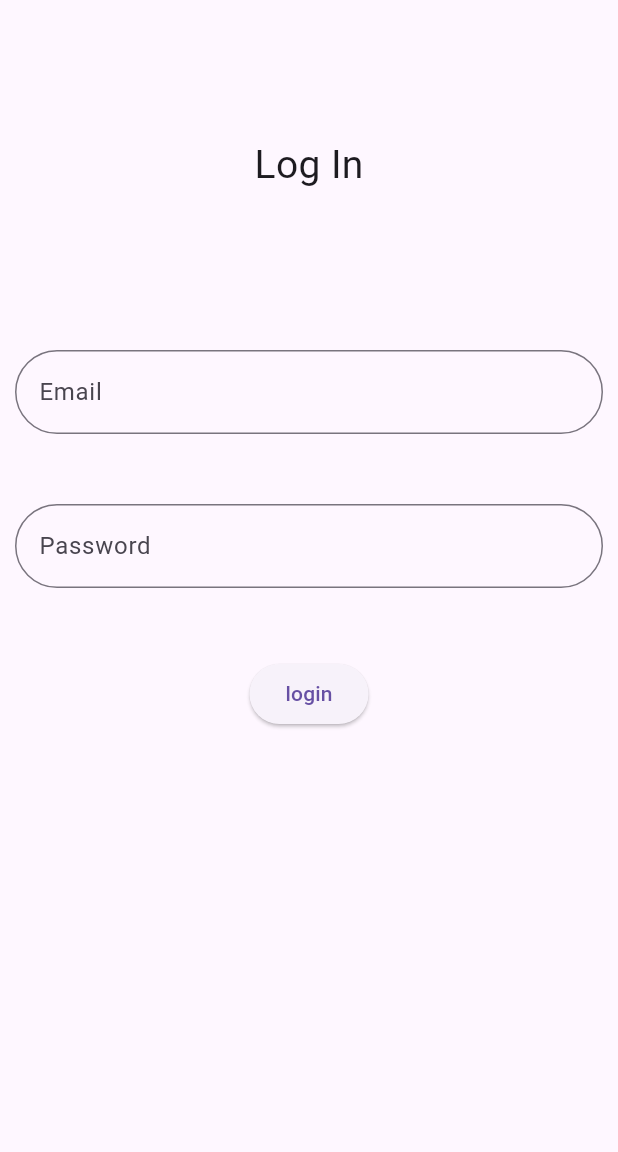
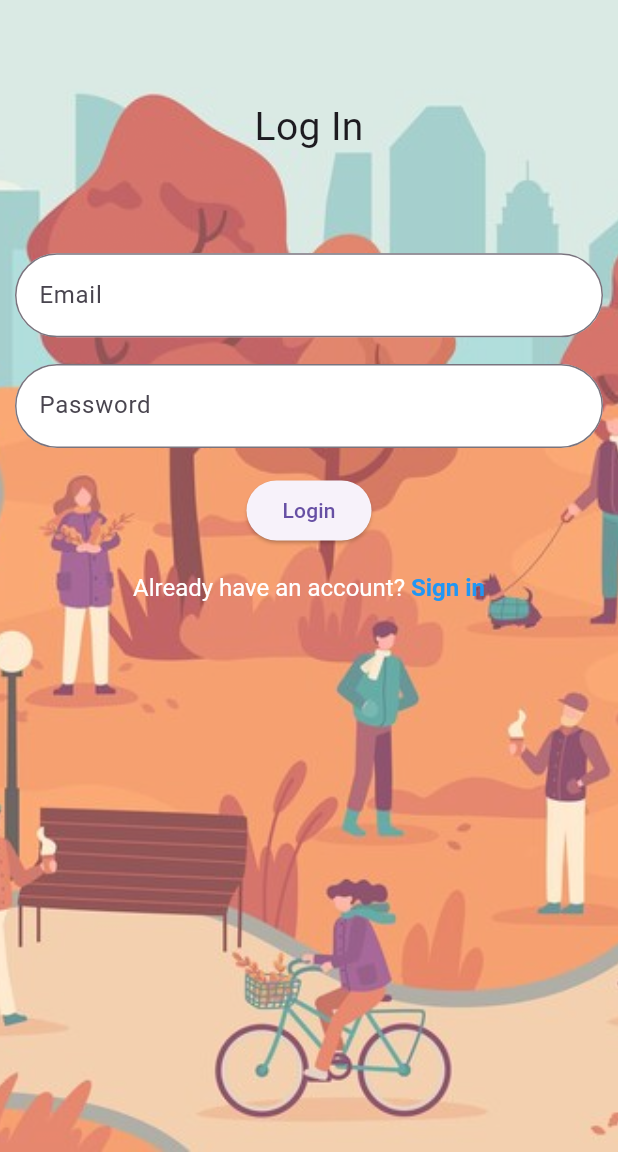
Before and after one commit to Adharshk-ks/Reunify, a Flutter app: the screen it shows after launch, on a phone screen of 412 x 824 dp, the part 84-1236 px from its top. Run offline on Flutter 3.47's test engine with Material 3 defaults, Android fonts, the light colour scheme and no system bars.

Commit message:
background image added

```diff
--- a/lib/login_page.dart
+++ b/lib/login_page.dart
@@ -1,7 +1,7 @@
 import 'package:flutter/material.dart';
 
 class LoginPage extends StatelessWidget {
-  const LoginPage({super.key});
+  const LoginPage({Key? key}) : super(key: key);
 
   @override
   Widget build(BuildContext context) {
@@ -15,13 +15,24 @@ class LoginPage extends StatelessWidget {
               fontWeight: FontWeight.bold,
             ),
           ),
-            backgroundColor: Colors.black),
-        body: Padding(
+          backgroundColor: Colors.black,
+        ),
+        body: Stack(
+          children: [
+            Image.asset(
+              'assets/login_bg1.png',
+              fit: BoxFit.fitHeight,
+              height: double.infinity,
+              opacity: const AlwaysStoppedAnimation(.75),
+            ),
+            Container(
+              // decoration: const BoxDecoration(color: Color.fromARGB(255, 127, 244, 95)),
+              child: Padding(
                 padding: const EdgeInsets.all(10),
                 child: Column(
                   children: [
                     const SizedBox(
-                height: 200,
+                      height: 150,
                       child: Center(
                         child: Text(
                           "Log In",
@@ -30,11 +41,16 @@ class LoginPage extends StatelessWidget {
                       ),
                     ),
                     SizedBox(
-                height: 300,
+                      height: 250,
                       child: Column(
                         mainAxisAlignment: MainAxisAlignment.spaceAround,
                         children: [
-                    const TextField(
+                          Container(
+                            decoration: BoxDecoration(
+                              borderRadius: BorderRadius.circular(40),
+                              color: Colors.white,
+                            ),
+                            child: const TextField(
                               decoration: InputDecoration(
                                 hintText: "Email",
                                 border: OutlineInputBorder(
@@ -44,7 +60,13 @@ class LoginPage extends StatelessWidget {
                                 ),
                               ),
                             ),
-                    const TextField(
+                          ),
+                          Container(
+                            decoration: BoxDecoration(
+                              borderRadius: BorderRadius.circular(40),
+                              color: Colors.white,
+                            ),
+                            child: const TextField(
                               obscureText: true,
                               decoration: InputDecoration(
                                 hintText: "Password",
@@ -55,10 +77,26 @@ class LoginPage extends StatelessWidget {
                                 ),
                               ),
                             ),
+                          ),
                           ElevatedButton(
                             onPressed: () {},
-                      child: const Text("login"),
-                    )
+                            child: const Text("Login"),
+                          ),
+                          RichText(
+                            text: const TextSpan(
+                              text: "Already have an account? ",
+                              style: TextStyle(fontSize: 16),
+                              children: <TextSpan>[
+                                TextSpan(
+                                  text: 'Sign in',
+                                  style: TextStyle(
+                                    color: Colors.blue,
+                                    fontWeight: FontWeight.bold,
+                                  ),
+                                ),
+                              ],
+                            ),
+                          ),
                         ],
                       ),
                     ),
@@ -66,6 +104,9 @@ class LoginPage extends StatelessWidget {
                 ),
               ),
             ),
+          ],
+        ),
+      ),
     );
   }
 }
--- a/lib/main.dart
+++ b/lib/main.dart
@@ -11,6 +11,7 @@ class MyApp extends StatelessWidget {
   @override
   Widget build(BuildContext context) {
     return const MaterialApp(
+      debugShowCheckedModeBanner: false,
       title: "Reunify",
       home: LoginPage(),
     );
--- a/pubspec.yaml
+++ b/pubspec.yaml
@@ -60,7 +60,7 @@ flutter:
 
   # To add assets to your application, add an assets section, like this:
   # assets:
-  #   - images/a_dot_burr.jpeg
+    # - images/a_dot_burr.jpeg
   #   - images/a_dot_ham.jpeg
 
   # An image asset can refer to one or more resolution-specific "variants", see
@@ -88,3 +88,5 @@ flutter:
   #
   # For details regarding fonts from package dependencies,
   # see https://flutter.dev/custom-fonts/#from-packages
+  assets:
+   - assets/login_bg1.png
```
Also changed, not shown: assets/login_bg1.png (added). Lines whose indentation alone changed are shown as unchanged.
